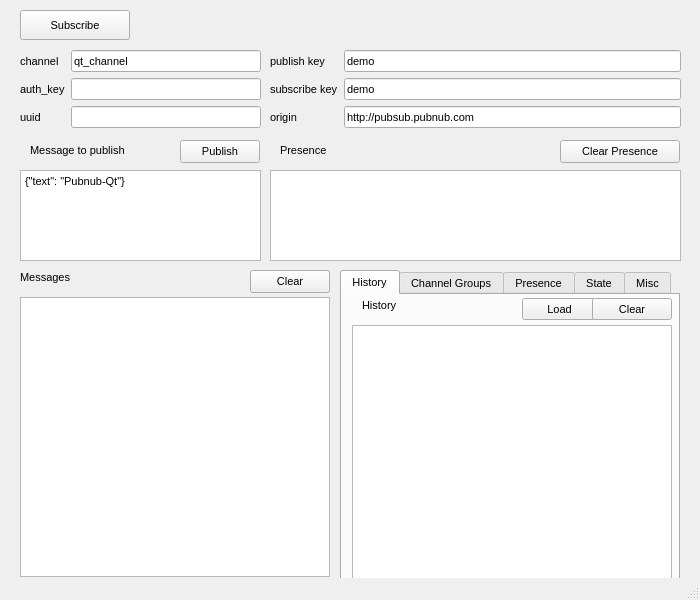
Before: the Qt Designer form qt/console/pubnubconsole.ui in jplflyer/PubNub, drawn with Qt 5.
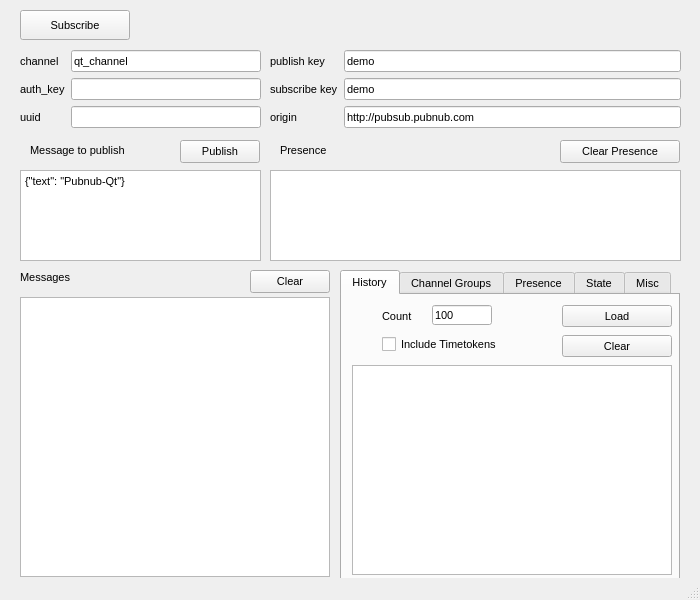
After: the same form once the commit is applied. The open tabs and pages were chosen to show the change.

Commit message: Qt Console. Add count and include timetokens history options.

Patch:
```diff
--- a/qt/console/pubnubconsole.ui
+++ b/qt/console/pubnubconsole.ui
@@ -229,9 +229,9 @@
      <widget class="QPushButton" name="historyLoadButton">
       <property name="geometry">
        <rect>
-        <x>180</x>
-        <y>3</y>
-        <width>75</width>
+        <x>220</x>
+        <y>10</y>
+        <width>110</width>
         <height>22</height>
        </rect>
       </property>
@@ -242,9 +242,9 @@
      <widget class="QPushButton" name="historyClearButton">
       <property name="geometry">
        <rect>
-        <x>250</x>
-        <y>3</y>
-        <width>80</width>
+        <x>220</x>
+        <y>40</y>
+        <width>110</width>
         <height>22</height>
        </rect>
       </property>
@@ -256,9 +256,9 @@
       <property name="geometry">
        <rect>
         <x>10</x>
-        <y>30</y>
+        <y>70</y>
         <width>320</width>
-        <height>271</height>
+        <height>210</height>
        </rect>
       </property>
       <property name="readOnly">
@@ -268,14 +268,40 @@
      <widget class="QLabel" name="historyOutputLabel">
       <property name="geometry">
        <rect>
-        <x>20</x>
-        <y>0</y>
-        <width>47</width>
+        <x>40</x>
+        <y>15</y>
+        <width>30</width>
+        <height>13</height>
+       </rect>
+      </property>
+      <property name="text">
+       <string>Count</string>
+      </property>
+     </widget>
+     <widget class="QLineEdit" name="historyCountEdit">
+      <property name="geometry">
+       <rect>
+        <x>90</x>
+        <y>10</y>
+        <width>60</width>
         <height>20</height>
        </rect>
       </property>
       <property name="text">
-       <string>History</string>
+       <string>100</string>
+      </property>
+     </widget>
+     <widget class="QCheckBox" name="historyTimetokensCheckbox">
+      <property name="geometry">
+       <rect>
+        <x>40</x>
+        <y>40</y>
+        <width>120</width>
+        <height>18</height>
+       </rect>
+      </property>
+      <property name="text">
+       <string>Include Timetokens</string>
       </property>
      </widget>
     </widget>
```
Left out of the diff: 4 changed lines with no effect on the pictures. The commit also changes 1 other file.
